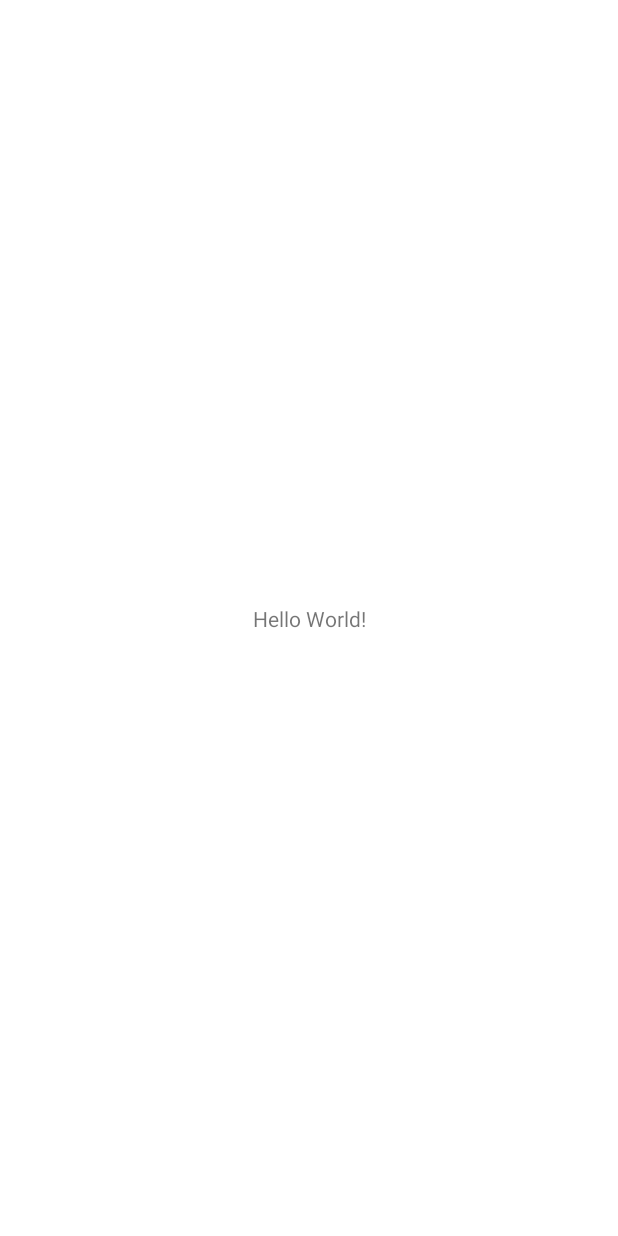
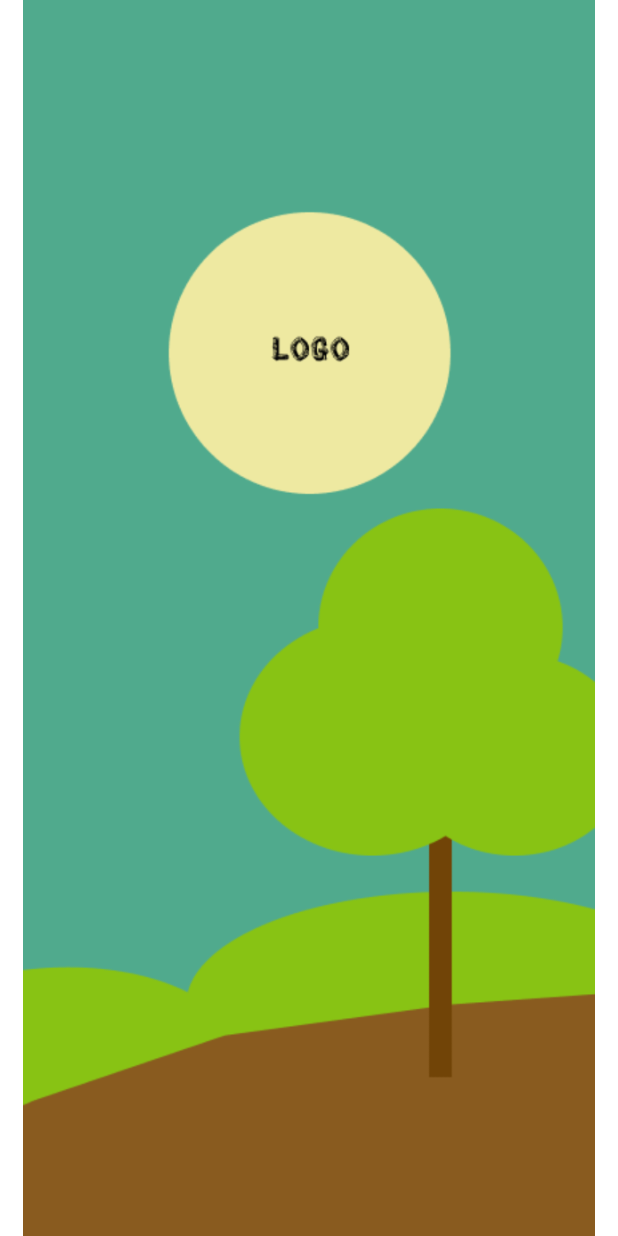
Before and after one commit to kennethraff/ForestQ, an Android app: the MainActivity screen opened directly, with no data from a screen before it, on a phone screen of 412 x 824 dp. Before the commit the screen is almost empty. Run offline under Robolectric (Android 15) with nearby library versions, the phone set to English and light mode, and no system bars.

Commit message:
update 1.0.1

```diff
--- a/app/build.gradle
+++ b/app/build.gradle
@@ -25,7 +25,7 @@ android {
     }
     buildFeatures{
         viewBinding  true
-        compose true
+
     }
     compileOptions {
         sourceCompatibility JavaVersion.VERSION_1_8
--- a/app/src/main/java/com/uc/forestq/HomeActivity.kt
+++ b/app/src/main/java/com/uc/forestq/HomeActivity.kt
@@ -11,5 +11,6 @@ class HomeActivity : AppCompatActivity() {
         super.onCreate(savedInstanceState)
         binding = ActivityHomeBinding.inflate(layoutInflater)
         setContentView(binding.root)
+        supportActionBar?.hide()
     }
 }
--- a/app/src/main/res/layout/activity_home.xml
+++ b/app/src/main/res/layout/activity_home.xml
@@ -4,6 +4,4 @@
     xmlns:tools="http://schemas.android.com/tools"
     android:layout_width="match_parent"
     android:layout_height="match_parent"
-    tools:context=".HomeActivity">
-
-</androidx.constraintlayout.widget.ConstraintLayout>
+    tools:context=".HomeActivity"/>
--- a/app/src/main/res/layout/activity_main.xml
+++ b/app/src/main/res/layout/activity_main.xml
@@ -6,13 +6,13 @@
     android:layout_height="match_parent"
     tools:context=".MainActivity">
 
-    <TextView
+    <ImageView
+        android:id="@+id/imageView"
         android:layout_width="wrap_content"
         android:layout_height="wrap_content"
-        android:text="Hello World!"
         app:layout_constraintBottom_toBottomOf="parent"
         app:layout_constraintEnd_toEndOf="parent"
         app:layout_constraintStart_toStartOf="parent"
-        app:layout_constraintTop_toTopOf="parent" />
-
+        app:layout_constraintTop_toTopOf="parent"
+        app:srcCompat="@drawable/splash_screen" />
 </androidx.constraintlayout.widget.ConstraintLayout>
```
Also changed, not shown: app/src/main/res/drawable/splash_screen.png (added).
